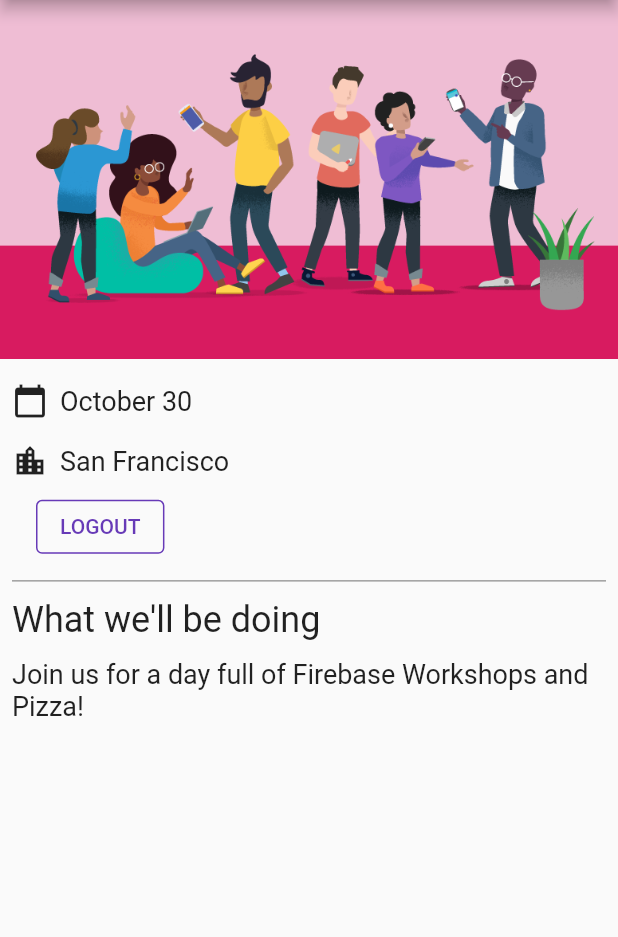
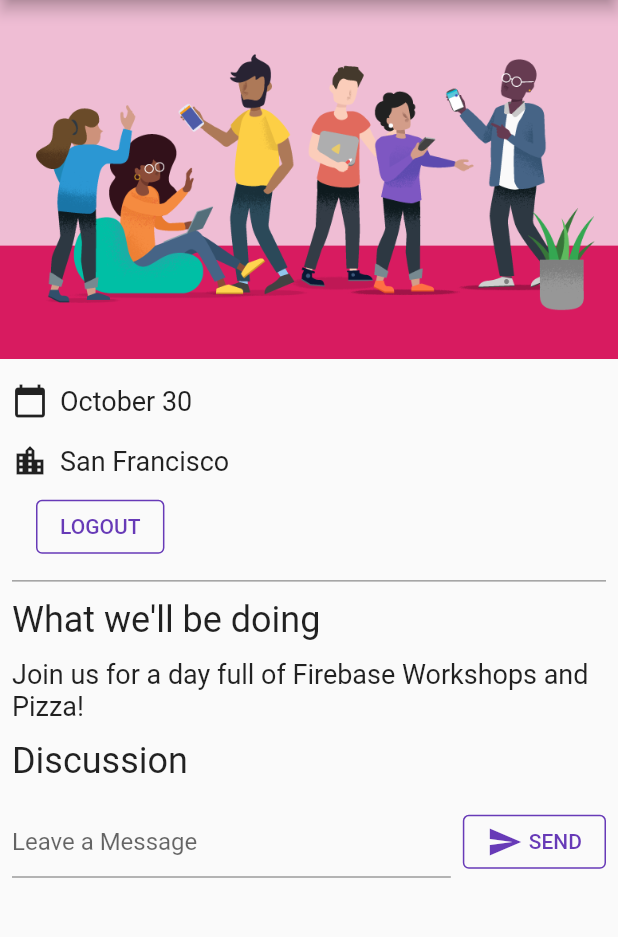
Before and after one commit to risako070310/Flutter_Codelab_Firebase, a Flutter app: the screen it shows once a user with an empty profile is signed in, on a phone screen of 412 x 824 dp, the part 84-1021 px from its top. Run offline on Flutter 3.47's test engine with Material 2 defaults, Android fonts, the phone set to English and light mode, and no system bars; our stand-ins replace cloud_firestore, firebase_auth, firebase_core, google_fonts; accounts and stored records are empty.

Commit message:
add message chat

```diff
--- a/lib/main.dart
+++ b/lib/main.dart
@@ -1,6 +1,6 @@
-// import 'dart:html';
-// import 'dart:js';
+import 'dart:async';
 
+import 'package:cloud_firestore/cloud_firestore.dart';
 import 'package:firebase_auth/firebase_auth.dart';
 import 'package:firebase_core/firebase_core.dart';
 import 'package:flutter/material.dart';
@@ -80,6 +80,19 @@ class HomePage extends StatelessWidget {
           const Paragraph(
             'Join us for a day full of Firebase Workshops and Pizza!',
           ),
+          Consumer<ApplicationState>(
+            builder: (context, appState, _) => Column(
+              crossAxisAlignment: CrossAxisAlignment.start,
+              children: [
+                if(appState.loginState == ApplicationLoginState.loggedIn)...[
+                  const Header('Discussion'),
+                  GuestBook(
+                    addMessage: (message) => appState.addMessageToGuestBook(message),
+                  ),
+                ],
+              ],
+            ),
+          )
         ],
       ),
     );
@@ -168,4 +181,74 @@ class ApplicationState extends ChangeNotifier {
   void signOut() {
     FirebaseAuth.instance.signOut();
   }
+
+  Future<DocumentReference> addMessageToGuestBook(String message){
+    if(_loginState != ApplicationLoginState.loggedIn) {
+      throw Exception('Must be logged in');
+    }
+
+    return FirebaseFirestore.instance.collection('guestbook').add(<String, dynamic>{
+      'text': message,
+      'timestamp': DateTime.now().millisecondsSinceEpoch,
+      'name': FirebaseAuth.instance.currentUser!.displayName,
+      'userId': FirebaseAuth.instance.currentUser!.uid,
+    });
+  }
 }
+
+class GuestBook extends StatefulWidget {
+  const GuestBook({ required this.addMessage });
+  final FutureOr<void> Function(String message) addMessage;
+
+  @override
+  _GuestBookState createState() => _GuestBookState();
+}
+
+class _GuestBookState extends State<GuestBook> {
+  final _formKey = GlobalKey<FormState>(debugLabel: '_GuestBookState');
+  final _controller = TextEditingController();
+
+  @override
+  Widget build(BuildContext context) {
+    return Padding(
+      padding: const EdgeInsets.all(8.0),
+      child: Form(
+        key: _formKey,
+        child: Row(
+          children: [
+            Expanded(
+              child: TextFormField(
+                controller: _controller,
+                decoration: const InputDecoration(
+                  hintText: 'Leave a Message',
+                ),
+                validator: (value) {
+                  if(value == null || value.isEmpty) {
+                    return 'Enter Your Message to continue';
+                  }
+                  return null;
+                },
+              ),
+            ),
+            const SizedBox(width: 8),
+            StyledButton(
+              onPressed: () async {
+                if (_formKey.currentState!.validate()) {
+                  await widget.addMessage(_controller.text);
+                  _controller.clear();
+                }
+              },
+              child: Row(
+                children: const[
+                  Icon(Icons.send),
+                  SizedBox(width: 4),
+                  Text('SEND')
+                ],
+              ),
+            ),
+          ],
+        ),
+      ),
+    );
+  }
+}
```
